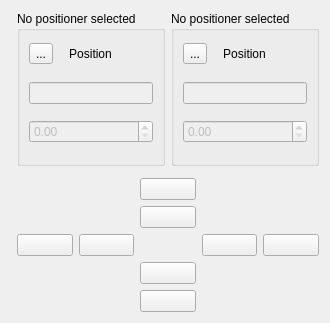
This is bec_widgets/widgets/control/device_control/positioner_box/positioner_box_2d/positioner_box_2d.ui in bec-project/bec_widgets as Qt 5 draws it before an edit. The edited form follows.
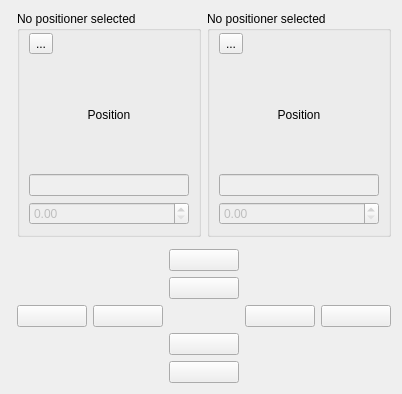
This is the edited form. Custom widgets are drawn as their Qt base class.

Commit message: feat(positioner_box): add units QLabel to device UI components and update visibility logic

Diff of the .ui file:
```diff
--- a/bec_widgets/widgets/control/device_control/positioner_box/positioner_box_2d/positioner_box_2d.ui
+++ b/bec_widgets/widgets/control/device_control/positioner_box/positioner_box_2d/positioner_box_2d.ui
@@ -6,8 +6,8 @@
    <rect>
     <x>0</x>
     <y>0</y>
-    <width>326</width>
-    <height>323</height>
+    <width>402</width>
+    <height>394</height>
    </rect>
   </property>
   <property name="windowTitle">
@@ -23,7 +23,7 @@
          <property name="title">
           <string>No positioner selected</string>
          </property>
-         <layout class="QGridLayout" name="gridLayout_6" rowstretch="0,0,0,0,0,0">
+         <layout class="QGridLayout" name="gridLayout_6" rowstretch="0,0,0,0,0,0,0">
           <property name="topMargin">
            <number>0</number>
           </property>
@@ -40,15 +40,38 @@
              </widget>
             </item>
             <item>
-             <widget class="QLabel" name="readback_ver">
+             <spacer name="horizontalSpacer_18">
+              <property name="orientation">
+               <enum>Qt::Orientation::Horizontal</enum>
+              </property>
+              <property name="sizeHint" stdset="0">
+               <size>
+                <width>40</width>
+                <height>20</height>
+               </size>
+              </property>
+             </spacer>
+            </item>
+            <item>
+             <widget class="QLabel" name="units_ver">
               <property name="text">
-               <string>Position</string>
-              </property>
-              <property name="alignment">
-               <set>Qt::AlignmentFlag::AlignCenter</set>
+               <string/>
               </property>
              </widget>
             </item>
+            <item>
+             <spacer name="horizontalSpacer_19">
+              <property name="orientation">
+               <enum>Qt::Orientation::Horizontal</enum>
+              </property>
+              <property name="sizeHint" stdset="0">
+               <size>
+                <width>40</width>
+                <height>20</height>
+               </size>
+              </property>
+             </spacer>
+            </item>
             <item>
              <widget class="SpinnerWidget" name="spinner_widget_ver">
               <property name="minimumSize">
@@ -67,20 +90,7 @@
             </item>
            </layout>
           </item>
-          <item row="2" column="0">
-           <widget class="QLineEdit" name="setpoint_ver">
-            <property name="enabled">
-             <bool>false</bool>
-            </property>
-            <property name="focusPolicy">
-             <enum>Qt::FocusPolicy::StrongFocus</enum>
-            </property>
-            <property name="alignment">
-             <set>Qt::AlignmentFlag::AlignCenter</set>
-            </property>
-           </widget>
-          </item>
-          <item row="5" column="0">
+          <item row="6" column="0">
            <layout class="QHBoxLayout" name="horizontalLayout_6">
             <item>
              <widget class="QDoubleSpinBox" name="step_size_ver">
@@ -94,6 +104,29 @@
             </item>
            </layout>
           </item>
+          <item row="3" column="0">
+           <widget class="QLineEdit" name="setpoint_ver">
+            <property name="enabled">
+             <bool>false</bool>
+            </property>
+            <property name="focusPolicy">
+             <enum>Qt::FocusPolicy::StrongFocus</enum>
+            </property>
+            <property name="alignment">
+             <set>Qt::AlignmentFlag::AlignCenter</set>
+            </property>
+           </widget>
+          </item>
+          <item row="2" column="0">
+           <widget class="QLabel" name="readback_ver">
+            <property name="text">
+             <string>Position</string>
+            </property>
+            <property name="alignment">
+             <set>Qt::AlignmentFlag::AlignCenter</set>
+            </property>
+           </widget>
+          </item>
          </layout>
         </widget>
        </item>
@@ -132,15 +165,38 @@
              </widget>
             </item>
             <item>
-             <widget class="QLabel" name="readback_hor">
+             <spacer name="horizontalSpacer_9">
+              <property name="orientation">
+               <enum>Qt::Orientation::Horizontal</enum>
+              </property>
+              <property name="sizeHint" stdset="0">
+               <size>
+                <width>40</width>
+                <height>20</height>
+               </size>
+              </property>
+             </spacer>
+            </item>
+            <item>
+             <widget class="QLabel" name="units_hor">
               <property name="text">
-               <string>Position</string>
-              </property>
-              <property name="alignment">
-               <set>Qt::AlignmentFlag::AlignCenter</set>
+               <string/>
               </property>
              </widget>
             </item>
+            <item>
+             <spacer name="horizontalSpacer_13">
+              <property name="orientation">
+               <enum>Qt::Orientation::Horizontal</enum>
+              </property>
+              <property name="sizeHint" stdset="0">
+               <size>
+                <width>40</width>
+                <height>20</height>
+               </size>
+              </property>
+             </spacer>
+            </item>
             <item>
              <widget class="SpinnerWidget" name="spinner_widget_hor">
               <property name="minimumSize">
@@ -173,6 +229,16 @@
             </item>
            </layout>
           </item>
+          <item row="2" column="0">
+           <widget class="QLabel" name="readback_hor">
+            <property name="text">
+             <string>Position</string>
+            </property>
+            <property name="alignment">
+             <set>Qt::AlignmentFlag::AlignCenter</set>
+            </property>
+           </widget>
+          </item>
          </layout>
         </widget>
        </item>
@@ -525,16 +591,16 @@
   </layout>
  </widget>
  <customwidgets>
-  <customwidget>
-   <class>StopButton</class>
-   <extends>QWidget</extends>
-   <header>stop_button</header>
-  </customwidget>
   <customwidget>
    <class>PositionIndicator</class>
    <extends>QWidget</extends>
    <header>position_indicator</header>
   </customwidget>
+  <customwidget>
+   <class>StopButton</class>
+   <extends>QWidget</extends>
+   <header>stop_button</header>
+  </customwidget>
   <customwidget>
    <class>SpinnerWidget</class>
    <extends>QWidget</extends>
```
The commit also changes 5 other files.
